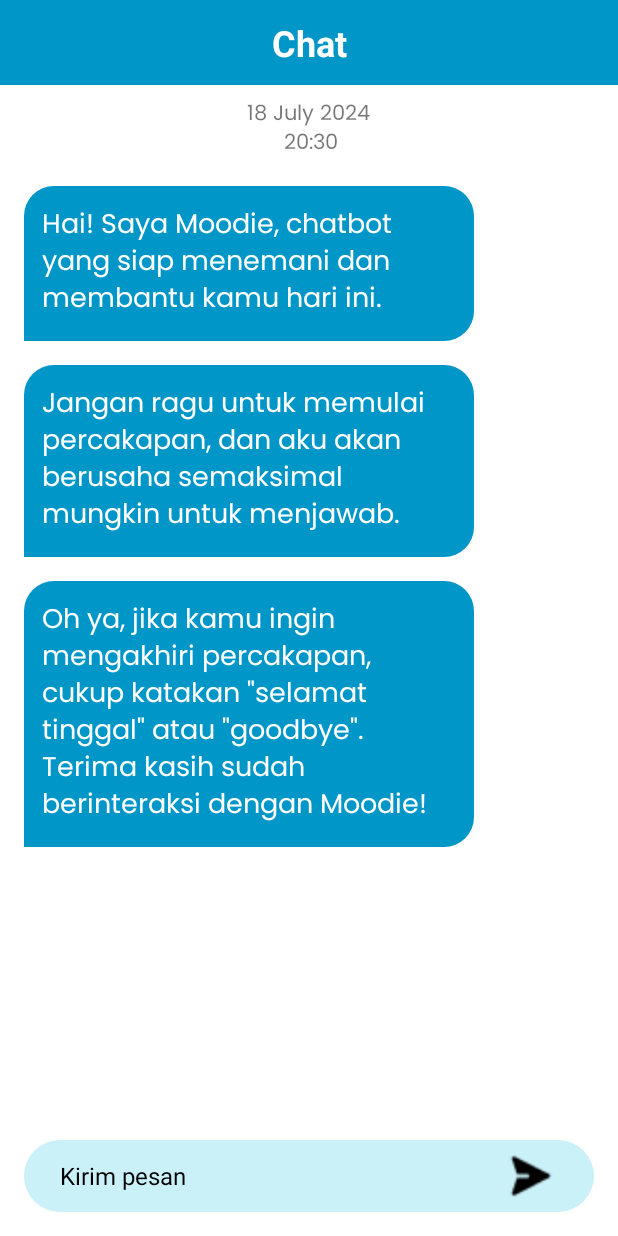
After one commit to Hanzein/MoodBot_App, an Android app: the ChatBotActivity screen opened directly, with no data from a screen before it, on a phone screen of 412 x 824 dp. The commit adds this screen. Run offline under Robolectric (Android 15) with nearby library versions, the phone set to English and light mode, and no system bars.

Commit message:
chatbot integration

```diff
--- a/app/build.gradle.kts
+++ b/app/build.gradle.kts
@@ -53,4 +53,6 @@ dependencies {
     testImplementation("junit:junit:4.13.2")
     androidTestImplementation("androidx.test.ext:junit:1.1.5")
     androidTestImplementation("androidx.test.espresso:espresso-core:3.5.1")
+    implementation("com.squareup.okhttp3:okhttp:4.12.0")
+
 }
--- /dev/null
+++ b/app/src/main/java/com/farhanadi/moodbotapp/view/chat/ChatBotActivity.kt
@@ -0,0 +1,120 @@
+package com.farhanadi.moodbotapp.view.chat
+
+import androidx.appcompat.app.AppCompatActivity
+import android.os.Bundle
+import android.util.Log
+import android.view.View
+import android.widget.EditText
+import android.widget.ImageView
+import android.widget.Toast
+import androidx.recyclerview.widget.LinearLayoutManager
+import androidx.recyclerview.widget.RecyclerView
+import com.farhanadi.moodbotapp.R
+import com.farhanadi.moodbotapp.view.other.Message
+import com.farhanadi.moodbotapp.view.other.MessageType
+import kotlinx.coroutines.CoroutineScope
+import kotlinx.coroutines.Dispatchers
+import kotlinx.coroutines.launch
+import kotlinx.coroutines.withContext
+import okhttp3.Call;
+import okhttp3.Callback;
+import okhttp3.MediaType;
+import okhttp3.MediaType.Companion.toMediaType
+import okhttp3.MediaType.Companion.toMediaTypeOrNull
+import okhttp3.OkHttpClient;
+import okhttp3.Request;
+import okhttp3.RequestBody;
+import okhttp3.RequestBody.Companion;
+import okhttp3.RequestBody.Companion.toRequestBody
+import okhttp3.Response;
+import org.json.JSONException
+import org.json.JSONObject
+import java.io.IOException
+import java.util.concurrent.TimeUnit
+
+class ChatBotActivity : AppCompatActivity() {
+    private lateinit var chatRecyclerView: RecyclerView;
+    private lateinit var userInput:EditText;
+    private lateinit var sendBtn:ImageView;
+    private val messageList: MutableList<Message> = mutableListOf();
+    private val messageAdapter: MessageAdapter by lazy { MessageAdapter(messageList) }
+    private val client = OkHttpClient.Builder()
+        .connectTimeout(30, TimeUnit.SECONDS) // Increase timeout to 30 seconds
+        .readTimeout(30, TimeUnit.SECONDS)   // Increase read timeout to 30 seconds
+        .build()
+    override fun onCreate(savedInstanceState: Bundle?) {
+        super.onCreate(savedInstanceState)
+        setContentView(R.layout.activity_chat_bot)
+        chatRecyclerView= findViewById(R.id.rv_chatbot);
+        userInput= findViewById(R.id.userInput);
+        sendBtn= findViewById(R.id.user_send_btn);
+        val sapa1= "Hai! Saya Moodie, chatbot yang siap menemani dan membantu kamu hari ini.";
+        val sapa2= "Jangan ragu untuk memulai percakapan, dan aku akan berusaha semaksimal mungkin untuk menjawab.";
+        val sapa3= "Oh ya, jika kamu ingin mengakhiri percakapan, cukup katakan \"selamat tinggal\" atau \"goodbye\". Terima kasih sudah berinteraksi dengan Moodie!"
+        messageList.add(Message(sapa1,MessageType.SENT_BY_BOT));
+        messageList.add(Message(sapa2,MessageType.SENT_BY_BOT));
+        messageList.add(Message(sapa3,MessageType.SENT_BY_BOT));
+        // Setup recycler view
+        chatRecyclerView.adapter = messageAdapter
+        val layoutManager = LinearLayoutManager(this)
+        chatRecyclerView.layoutManager = layoutManager
+
+        sendBtn.setOnClickListener(View.OnClickListener {
+            val userQuestion = userInput.text.toString().trim();
+            addToChat(userQuestion,MessageType.SENT_BY_USER);
+            userInput.text.clear()
+            callAPI(userQuestion)
+        })
+    }
+    private fun addToChat(message: String, sentBy: String) {
+        runOnUiThread {
+            messageList.add(Message(message, sentBy))
+            messageAdapter.notifyDataSetChanged()
+            chatRecyclerView.smoothScrollToPosition(messageAdapter.itemCount)
+        }
+    }
+    private fun addResponse(response: String) {
+        messageList.removeAt(messageList.lastIndex)
+        addToChat(response, MessageType.SENT_BY_BOT)
+    }
+
+    private fun callAPI(question: String) {
+        messageList.add(Message("Typing...", MessageType.SENT_BY_BOT))
+
+        val jsonBody = JSONObject().apply {
+            put("text", question)
+        }
+
+        val jsonString = jsonBody.toString();
+        val mediaType = "application/json; charset=utf-8".toMediaType();
+        val requestBody = jsonString.toRequestBody(mediaType);
+//        Toast.makeText(this, jsonString, Toast.LENGTH_SHORT).show();
+        Log.d("JSON Request", jsonString)
+        CoroutineScope(Dispatchers.IO).launch {
+            try {
+                val request = Request.Builder()
+                    .url("https://moodbotapp-2bfesfcx6q-as.a.run.app/api/chatbot") // Replace with your actual API URL
+                    .post(requestBody)
+                    .build()
+
+                val response = client.newCall(request).execute()
+                val responseString = response.body?.string() ?: ""
+
+                withContext(Dispatchers.Main) {
+                    // Process response on the main thread
+                    if (responseString.isNotEmpty()) {
+                        val jsonObject = JSONObject(responseString)
+                        val responseText = jsonObject.getString("response")
+                        addResponse(responseText.trim())
+                    } else {
+                        addResponse("Failed to load response")
+                    }
+                }
+            } catch (e: Exception) {
+                Log.e("API Error", "Request failed", e)
+                e.printStackTrace()
+                addResponse("Failed to load response due tos ${e.message}")
+            }
+        }
+    }
+}
--- /dev/null
+++ b/app/src/main/java/com/farhanadi/moodbotapp/view/chat/MessageAdapter.kt
@@ -0,0 +1,42 @@
+package com.farhanadi.moodbotapp.view.chat
+
+import android.view.LayoutInflater
+import android.view.View
+import android.view.ViewGroup
+import android.widget.LinearLayout
+import android.widget.TextView
+import androidx.recyclerview.widget.RecyclerView
+import com.farhanadi.moodbotapp.R
+import com.farhanadi.moodbotapp.view.other.Message
+import com.farhanadi.moodbotapp.view.other.MessageType
+
+class MessageAdapter(private val messageList: MutableList<Message>) : RecyclerView.Adapter<MessageAdapter.MyViewHolder>() {
+
+
+    override fun onCreateViewHolder(parent: ViewGroup, viewType: Int): MyViewHolder {
+        val chatView = LayoutInflater.from(parent.context).inflate(R.layout.chat_item, parent, false)
+        return MyViewHolder(chatView)
+    }
+
+    override fun onBindViewHolder(holder: MyViewHolder, position: Int) {
+        val message = messageList[position]
+        if (message.sentBy == MessageType.SENT_BY_USER) {
+            holder.leftChatView.visibility = View.GONE
+            holder.rightChatView.visibility = View.VISIBLE
+            holder.rightTextView.text = message.message
+        } else {
+            holder.rightChatView.visibility = View.GONE
+            holder.leftChatView.visibility = View.VISIBLE
+            holder.leftTextView.text = message.message
+        }
+    }
+
+    override fun getItemCount(): Int = messageList.size
+
+    class MyViewHolder(itemView: View) : RecyclerView.ViewHolder(itemView) {
+        val leftChatView: LinearLayout = itemView.findViewById(R.id.left_chat_view)
+        val rightChatView: LinearLayout = itemView.findViewById(R.id.right_chat_view)
+        val leftTextView: TextView = itemView.findViewById(R.id.left_chat_text_view)
+        val rightTextView: TextView = itemView.findViewById(R.id.right_chat_text_view)
+    }
+}
--- /dev/null
+++ b/app/src/main/java/com/farhanadi/moodbotapp/view/other/Message.kt
@@ -0,0 +1,11 @@
+package com.farhanadi.moodbotapp.view.other
+
+data class Message(
+    val message: String,
+    val sentBy: String
+)
+
+object MessageType {
+    const val SENT_BY_USER = "user"
+    const val SENT_BY_BOT = "bot"
+}
--- /dev/null
+++ b/app/src/main/res/drawable/bg_chatbot_chat.xml
@@ -0,0 +1,5 @@
+<?xml version="1.0" encoding="utf-8"?>
+<shape android:shape="rectangle" xmlns:android="http://schemas.android.com/apk/res/android">
+    <solid android:color="@color/biru4" /> <!-- Warna latar belakang tombol saat dalam keadaan normal -->
+    <corners android:bottomLeftRadius="0dp" android:bottomRightRadius="20dp" android:topLeftRadius="20dp" android:topRightRadius="20dp"  /> <!-- Jari-jari sudut tombol -->
+</shape>
--- /dev/null
+++ b/app/src/main/res/drawable/bg_rounded_chat.xml
@@ -0,0 +1,5 @@
+<?xml version="1.0" encoding="utf-8"?>
+<shape android:shape="rectangle" xmlns:android="http://schemas.android.com/apk/res/android">
+    <solid android:color="@color/biru9" /> <!-- Warna latar belakang tombol saat dalam keadaan normal -->
+    <corners android:radius="30dp" /> <!-- Jari-jari sudut tombol -->
+</shape>
--- /dev/null
+++ b/app/src/main/res/drawable/bg_user_chat.xml
@@ -0,0 +1,5 @@
+<?xml version="1.0" encoding="utf-8"?>
+<shape android:shape="rectangle" xmlns:android="http://schemas.android.com/apk/res/android">
+    <solid android:color="@color/biru6" /> <!-- Warna latar belakang tombol saat dalam keadaan normal -->
+    <corners android:bottomLeftRadius="20dp" android:bottomRightRadius="0dp" android:topLeftRadius="20dp" android:topRightRadius="20dp"  /> <!-- Jari-jari sudut tombol -->
+</shape>
--- /dev/null
+++ b/app/src/main/res/layout/activity_chat_bot.xml
@@ -0,0 +1,81 @@
+<?xml version="1.0" encoding="utf-8"?>
+<androidx.constraintlayout.widget.ConstraintLayout xmlns:android="http://schemas.android.com/apk/res/android"
+    xmlns:tools="http://schemas.android.com/tools"
+    android:layout_width="match_parent"
+    android:layout_height="match_parent"
+    android:background="@color/white"
+
+    tools:context=".view.chat.ChatBotActivity">
+
+    <RelativeLayout
+        android:layout_width="match_parent"
+        android:layout_height="match_parent"
+        android:id="@+id/layouting">
+        <TextView
+            android:layout_width="match_parent"
+            android:layout_height="wrap_content"
+            android:text="Chat"
+            android:textAlignment="center"
+            android:textStyle="bold"
+            android:textSize="24dp"
+            android:textColor="@color/white"
+            android:paddingVertical="12dp"
+            android:background="@color/biru4"
+            android:id="@+id/chat_title"/>
+        <TextView
+            android:layout_width="wrap_content"
+            android:layout_height="wrap_content"
+            android:id="@+id/textDate"
+            android:fontFamily="@font/font2_poppins_regular"
+            android:layout_below="@id/chat_title"
+            android:text="18 July 2024\n 20:30"
+            android:textAlignment="center"
+            android:layout_marginTop="8dp"
+            android:textSize="14dp"
+            android:layout_centerInParent="true"/>
+        <androidx.recyclerview.widget.RecyclerView
+            android:layout_marginTop="8dp"
+            android:layout_marginHorizontal="8dp"
+            android:layout_width="match_parent"
+            android:layout_height="match_parent"
+            android:id="@+id/rv_chatbot"
+            android:layout_above="@id/bottom_layout"
+            android:layout_below="@id/textDate"/>
+        <RelativeLayout
+            android:layout_width="match_parent"
+            android:layout_height="wrap_content"
+            android:background="@drawable/bg_rounded_chat"
+            android:layout_margin="16dp"
+            android:layout_alignParentBottom="true"
+            android:paddingHorizontal="8dp"
+            android:layout_marginHorizontal="16dp"
+            android:id="@+id/bottom_layout">
+
+            <EditText
+                android:id="@+id/userInput"
+                android:layout_width="match_parent"
+                android:layout_height="wrap_content"
+                android:layout_centerInParent="true"
+                android:layout_marginHorizontal="8dp"
+                android:layout_toLeftOf="@id/user_send_btn"
+                android:background="?attr/selectableItemBackgroundBorderless"
+                android:hint="Kirim pesan"
+                android:padding="8dp"
+                android:textColorHint="@color/black"
+                android:textColor="@color/black"
+                android:textSize="16dp" />
+
+            <ImageView
+                android:id="@+id/user_send_btn"
+                android:layout_width="48dp"
+                android:layout_height="48dp"
+                android:layout_alignParentEnd="true"
+                android:layout_centerInParent="true"
+                android:layout_marginRight="10dp"
+                android:padding="8dp"
+                android:src="@drawable/majesticons_send" />
+
+        </RelativeLayout>
+    </RelativeLayout>
+
+</androidx.constraintlayout.widget.ConstraintLayout>
--- /dev/null
+++ b/app/src/main/res/layout/chat_item.xml
@@ -0,0 +1,42 @@
+<?xml version="1.0" encoding="utf-8"?>
+<RelativeLayout xmlns:android="http://schemas.android.com/apk/res/android"
+    android:layout_width="match_parent"
+    android:layout_height="wrap_content"
+    android:padding="8dp">
+    <LinearLayout
+        android:layout_width="wrap_content"
+        android:layout_height="wrap_content"
+        android:id="@+id/left_chat_view"
+        android:background="@drawable/bg_chatbot_chat"
+        android:padding="12dp"
+        android:layout_marginEnd="80dp">
+        <TextView
+            android:layout_width="wrap_content"
+            android:layout_height="wrap_content"
+            android:id="@+id/left_chat_text_view"
+            android:textColor="@color/white"
+            android:textSize="18sp"
+            android:text=""
+            android:fontFamily="@font/font2_poppins_regular"/>
+
+    </LinearLayout>
+    <LinearLayout
+        android:layout_width="wrap_content"
+        android:layout_height="wrap_content"
+        android:id="@+id/right_chat_view"
+        android:background="@drawable/bg_user_chat"
+        android:padding="12dp"
+        android:layout_alignParentRight="true"
+        android:layout_marginStart="80dp">
+        <TextView
+            android:layout_width="wrap_content"
+            android:layout_height="wrap_content"
+            android:id="@+id/right_chat_text_view"
+            android:textColor="@color/white"
+            android:textSize="18sp"
+            android:fontFamily="@font/font2_poppins_regular"
+            android:text=""/>
+
+    </LinearLayout>
+
+</RelativeLayout>
--- /dev/null
+++ b/app/src/main/res/xml/network_security_config.xml
@@ -0,0 +1,6 @@
+<?xml version="1.0" encoding="utf-8"?>
+<network-security-config>
+    <domain-config cleartextTrafficPermitted="false">
+        <domain includeSubdomains="true">moodbotapp-2bfesfcx6q-as.a.run.app/api/chatbot</domain>
+    </domain-config>
+</network-security-config>
```
Also changed, not shown: app/src/main/AndroidManifest.xml (+7 -2 lines), app/src/main/res/drawable/majesticons_send.png (added), app/src/main/res/layout/fragment_chat.xml (indentation only).
